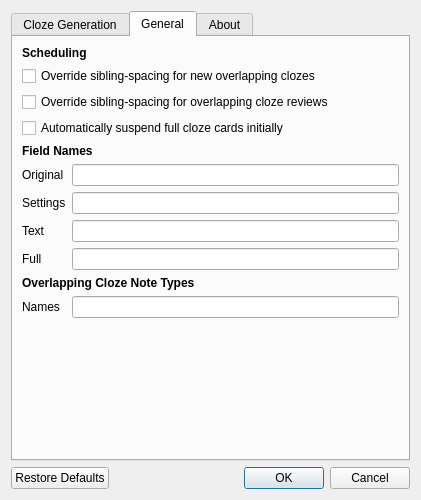
Qt form designer/settings_global.ui (glutanimate/cloze-overlapper) before a commit.
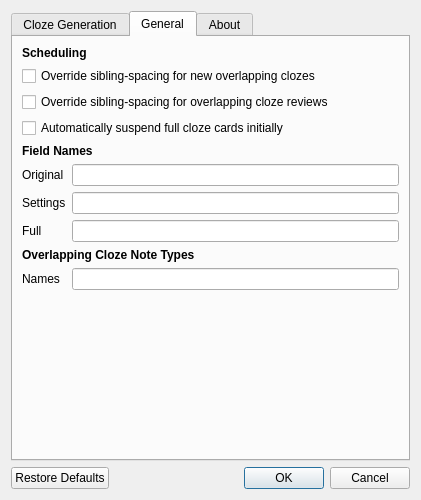
The same form after that commit. The open tabs and pages were chosen to show the change.

Commit message:
anki21: Fix field renaming
Also removed the "Text" field from the list of editable fields as it
was causing issues on both anki20 and anki21.

Diff of the .ui file:
```diff
--- a/designer/settings_global.ui
+++ b/designer/settings_global.ui
@@ -229,25 +229,18 @@
         </layout>
        </item>
        <item>
-        <layout class="QGridLayout" name="gridLayout" rowstretch="0,0,0,0,0,0,0,0" rowminimumheight="0,0,0,0,0,0,0,0" columnminimumwidth="0,0,0">
+        <layout class="QGridLayout" name="gridLayout" rowstretch="0,0,0,0,0,0,0">
          <property name="sizeConstraint">
           <enum>QLayout::SetDefaultConstraint</enum>
          </property>
-         <item row="5" column="2">
-          <widget class="QLineEdit" name="le_fl">
-           <property name="toolTip">
-            <string>These fields can only be renamed through this dialog</string>
-           </property>
-          </widget>
-         </item>
          <item row="4" column="2">
-          <widget class="QLineEdit" name="le_tx">
+          <widget class="QLineEdit" name="le_fl">
            <property name="toolTip">
             <string>These fields can only be renamed through this dialog</string>
            </property>
           </widget>
          </item>
-         <item row="7" column="2">
+         <item row="6" column="2">
           <widget class="QLineEdit" name="le_model">
            <property name="toolTip">
             <string>Comma-separated list of note types the add-on should be active on</string>
@@ -267,13 +260,6 @@
            </property>
           </widget>
          </item>
-         <item row="4" column="0" colspan="2">
-          <widget class="QLabel" name="label_8">
-           <property name="text">
-            <string>Text</string>
-           </property>
-          </widget>
-         </item>
          <item row="3" column="2">
           <widget class="QLineEdit" name="le_st">
            <property name="toolTip">
@@ -302,21 +288,21 @@
            </property>
           </widget>
          </item>
-         <item row="5" column="0" colspan="2">
+         <item row="4" column="0" colspan="2">
           <widget class="QLabel" name="label_9">
            <property name="text">
             <string>Full</string>
            </property>
           </widget>
          </item>
-         <item row="6" column="0" colspan="3">
+         <item row="5" column="0" colspan="3">
           <widget class="QLabel" name="label_15">
            <property name="text">
             <string>&lt;html&gt;&lt;head/&gt;&lt;body&gt;&lt;p&gt;&lt;span style=&quot; font-weight:600;&quot;&gt;Overlapping Cloze Note Types&lt;/span&gt;&lt;/p&gt;&lt;/body&gt;&lt;/html&gt;</string>
            </property>
           </widget>
          </item>
-         <item row="7" column="0" colspan="2">
+         <item row="6" column="0" colspan="2">
           <widget class="QLabel" name="label_16">
            <property name="text">
             <string>Names</string>
```
Left out of the diff: 1 changed line with no effect on the pictures. The commit also changes 2 other files.
